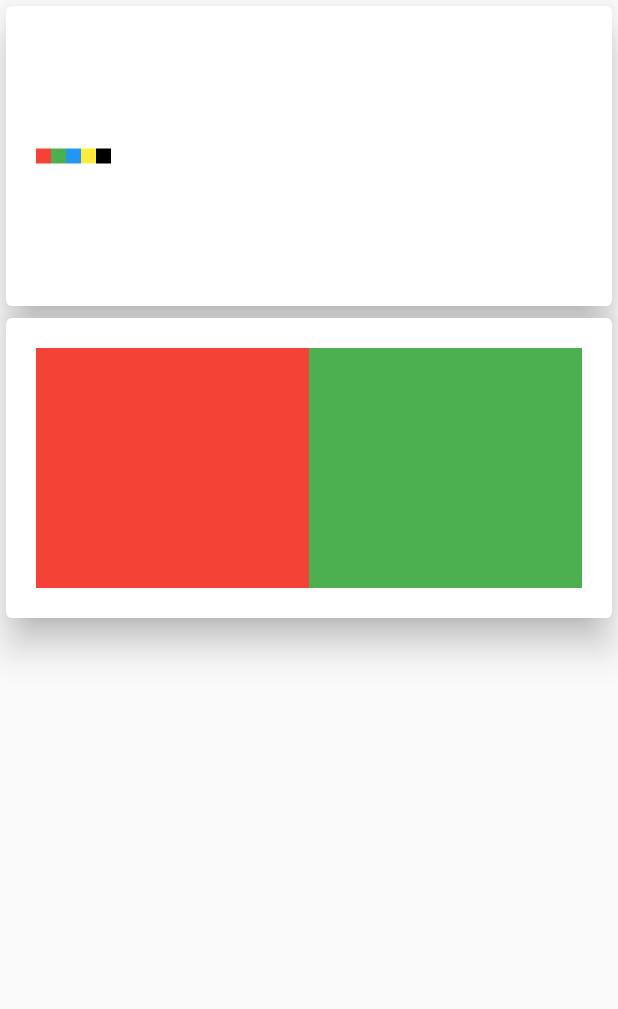
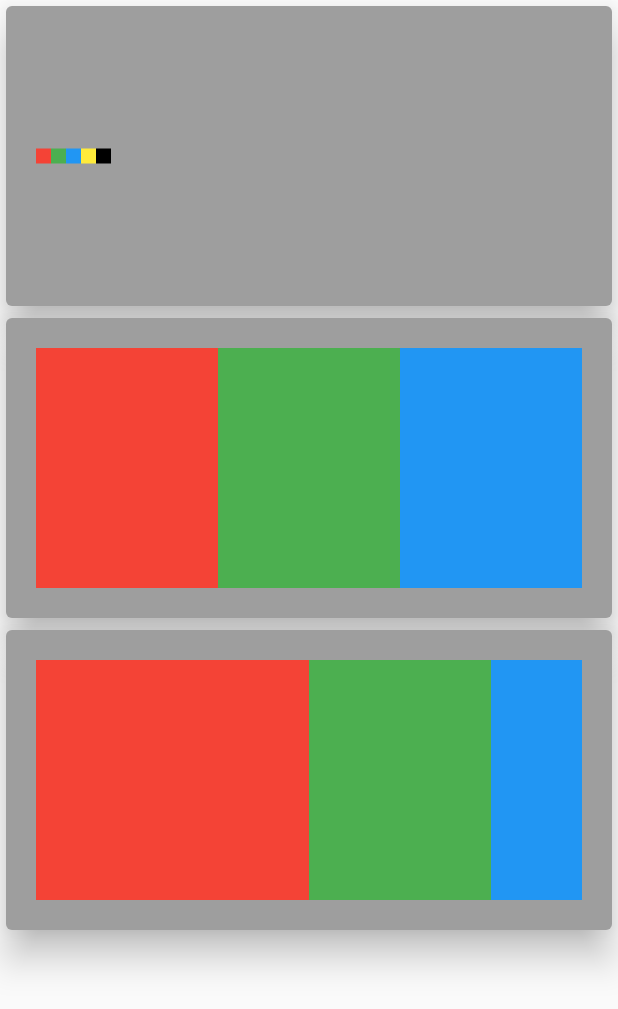
Before and after one commit to DavorStajcer/InternshipDoodles, a Flutter app: the screen it shows after launch, on a phone screen of 412 x 824 dp. Shown: the top 1009 px of the screen. Run offline on Flutter 3.47's test engine with Material 2 defaults, Android fonts, the light colour scheme and no system bars.

Commit message:
Tweeked rows example

```diff
--- a/internship_doodles/lib/colums_n_rows/colums_n_rows_example.dart
+++ b/internship_doodles/lib/colums_n_rows/colums_n_rows_example.dart
@@ -9,6 +9,7 @@ class ColumsNRowsExample extends StatelessWidget {
       children: [
         Card(
           elevation: 10,
+          color: Colors.grey,
           child: Container(
             padding: const EdgeInsets.all(20),
             height: 200,
@@ -45,6 +46,7 @@ class ColumsNRowsExample extends StatelessWidget {
         ),
         Card(
           elevation: 10,
+          color: Colors.grey,
           child: Container(
             padding: const EdgeInsets.all(20),
             height: 200,
@@ -60,6 +62,41 @@ class ColumsNRowsExample extends StatelessWidget {
                     color: Colors.green,
                   ),
                 ),
+                Expanded(
+                  child: Container(
+                    color: Colors.blue,
+                  ),
+                ),
+              ],
+            ),
+          ),
+        ),
+        Card(
+          elevation: 10,
+          color: Colors.grey,
+          child: Container(
+            padding: const EdgeInsets.all(20),
+            height: 200,
+            child: Row(
+              children: [
+                Flexible(
+                  flex: 3,
+                  child: Container(
+                    color: Colors.red,
+                  ),
+                ),
+                Flexible(
+                  flex: 2,
+                  child: Container(
+                    color: Colors.green,
+                  ),
+                ),
+                Flexible(
+                  flex: 1,
+                  child: Container(
+                    color: Colors.blue,
+                  ),
+                ),
               ],
             ),
           ),
--- a/internship_doodles/lib/main.dart
+++ b/internship_doodles/lib/main.dart
@@ -18,6 +18,7 @@ class RootWidget extends StatelessWidget {
           //child: ListExample(),
           //child: ColumnExample(),
           child: ColumsNRowsExample(),
+          //child: RowsExample(),
         ),
       ),
     );
```
Also changed, not shown: internship_doodles/lib/colums_n_rows/colums_n_rows_separated.dart (added).
